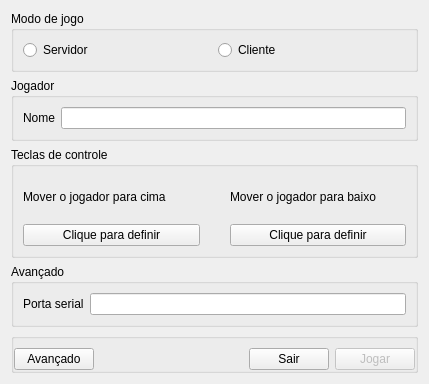
This is src/gameoptions.ui in eduardoweiland/serial-pong as Qt 5 draws it before an edit. The edited form follows.
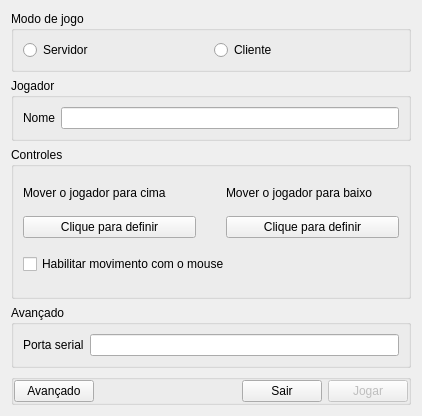
This is the edited form. Icons and pictures are not drawn.

```diff
--- a/src/gameoptions.ui
+++ b/src/gameoptions.ui
@@ -9,14 +9,14 @@
    <rect>
     <x>0</x>
     <y>0</y>
-    <width>429</width>
-    <height>384</height>
+    <width>422</width>
+    <height>416</height>
    </rect>
   </property>
   <property name="windowTitle">
    <string>Opções</string>
   </property>
-  <layout class="QVBoxLayout" name="verticalLayout" stretch="1,1,2,1,1">
+  <layout class="QVBoxLayout" name="verticalLayout" stretch="1,1,5,1,1">
    <item>
     <widget class="QGroupBox" name="groupModeSelect">
      <property name="title">
@@ -66,14 +66,20 @@
    <item>
     <widget class="QGroupBox" name="groupKeyOptions">
      <property name="title">
-      <string>Teclas de controle</string>
+      <string>Controles</string>
      </property>
-     <layout class="QGridLayout" name="gridLayout">
+     <layout class="QGridLayout" name="gridLayout" rowstretch="1,1,1" columnstretch="1,1">
       <property name="horizontalSpacing">
        <number>30</number>
       </property>
       <item row="0" column="0">
        <widget class="QLabel" name="labelMoveUp">
+        <property name="sizePolicy">
+         <sizepolicy hsizetype="Preferred" vsizetype="Fixed">
+          <horstretch>0</horstretch>
+          <verstretch>0</verstretch>
+         </sizepolicy>
+        </property>
         <property name="text">
          <string>Mover o jogador para cima</string>
         </property>
@@ -81,6 +87,12 @@
       </item>
       <item row="0" column="1">
        <widget class="QLabel" name="labelMoveDown">
+        <property name="sizePolicy">
+         <sizepolicy hsizetype="Preferred" vsizetype="Fixed">
+          <horstretch>0</horstretch>
+          <verstretch>0</verstretch>
+         </sizepolicy>
+        </property>
         <property name="text">
          <string>Mover o jogador para baixo</string>
         </property>
@@ -106,6 +118,13 @@
         </property>
        </widget>
       </item>
+      <item row="2" column="0" colspan="2">
+       <widget class="QCheckBox" name="chbEnableMouse">
+        <property name="text">
+         <string>Habilitar movimento com o mouse</string>
+        </property>
+       </widget>
+      </item>
      </layout>
     </widget>
    </item>
@@ -140,13 +159,7 @@
       <bool>true</bool>
      </property>
      <layout class="QHBoxLayout" name="horizontalLayout_2">
-      <property name="leftMargin">
-       <number>0</number>
-      </property>
-      <property name="rightMargin">
-       <number>0</number>
-      </property>
-      <property name="bottomMargin">
+      <property name="margin">
        <number>0</number>
       </property>
       <item>
```
Left out of the diff: 2 changed lines with no effect on the pictures.
